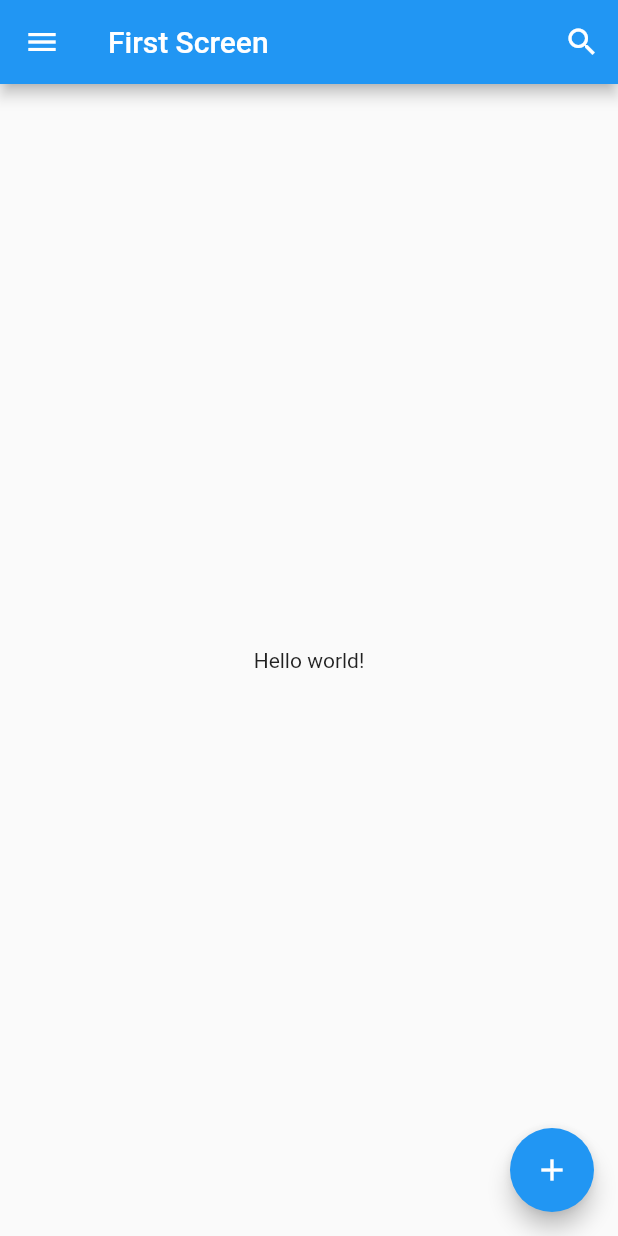
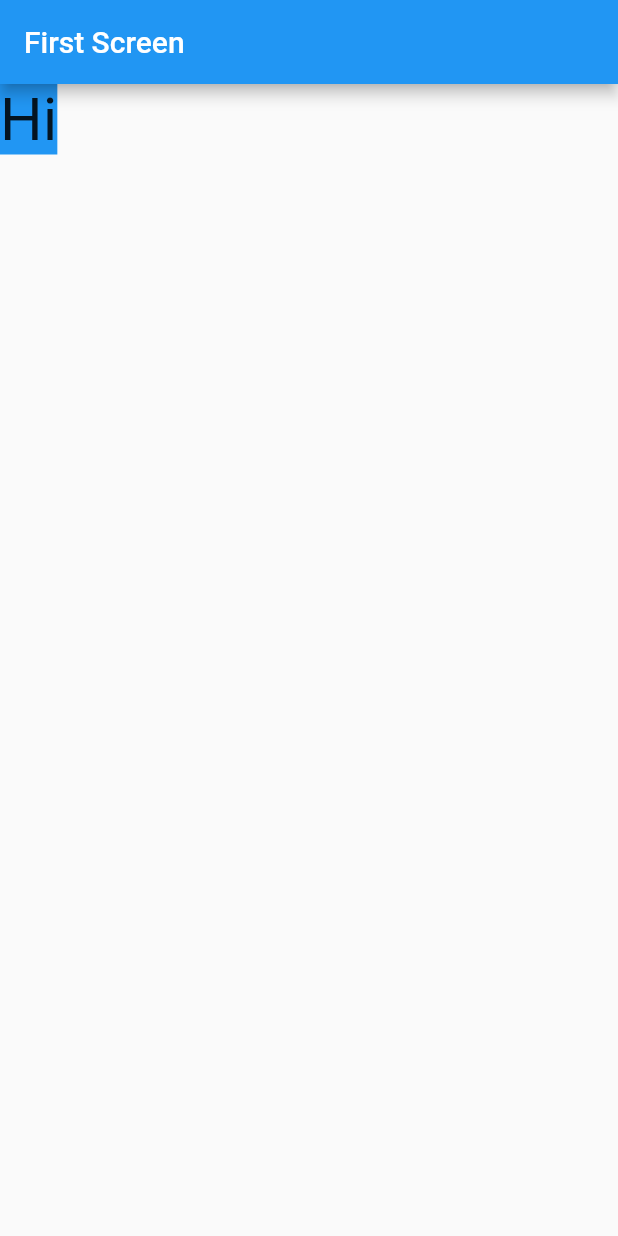
Before and after one commit to samani21/komponen-dasar-flutter, a Flutter app: the screen it shows after launch, on a phone screen of 412 x 824 dp. Run offline on Flutter 3.47's test engine with Material 2 defaults, Android fonts, the light colour scheme and no system bars.

Commit message:
membuat container

```diff
--- a/lib/main.dart
+++ b/lib/main.dart
@@ -22,32 +22,15 @@ class FirstScreen extends StatelessWidget {
   @override
   Widget build(BuildContext context) {
     return Scaffold(
-      appBar: AppBar(
-        leading: IconButton(
-          icon: Icon(
-            Icons.menu,
-            color: Colors.white,
+      body: Scaffold(
+          appBar: AppBar(
+            title: Text('First Screen'),
           ),
-          onPressed: () {},
-        ),
-        title: Text('First Screen'),
-        actions: [
-          IconButton(
-            icon: Icon(
-              Icons.search,
-              color: Colors.white,
-            ),
-            onPressed: () {},
+          body: Container(
+            child: Text('Hi', style: TextStyle(fontSize: 40)),
+            color: Colors.blue,
+          )
           ),
-        ],
-      ),
-      body: Center(
-        child: Text('Hello world!'),
-      ),
-      floatingActionButton: FloatingActionButton(
-        onPressed: () {},
-        child: Icon(Icons.add),
-      ),
     );
   }
 }
```
